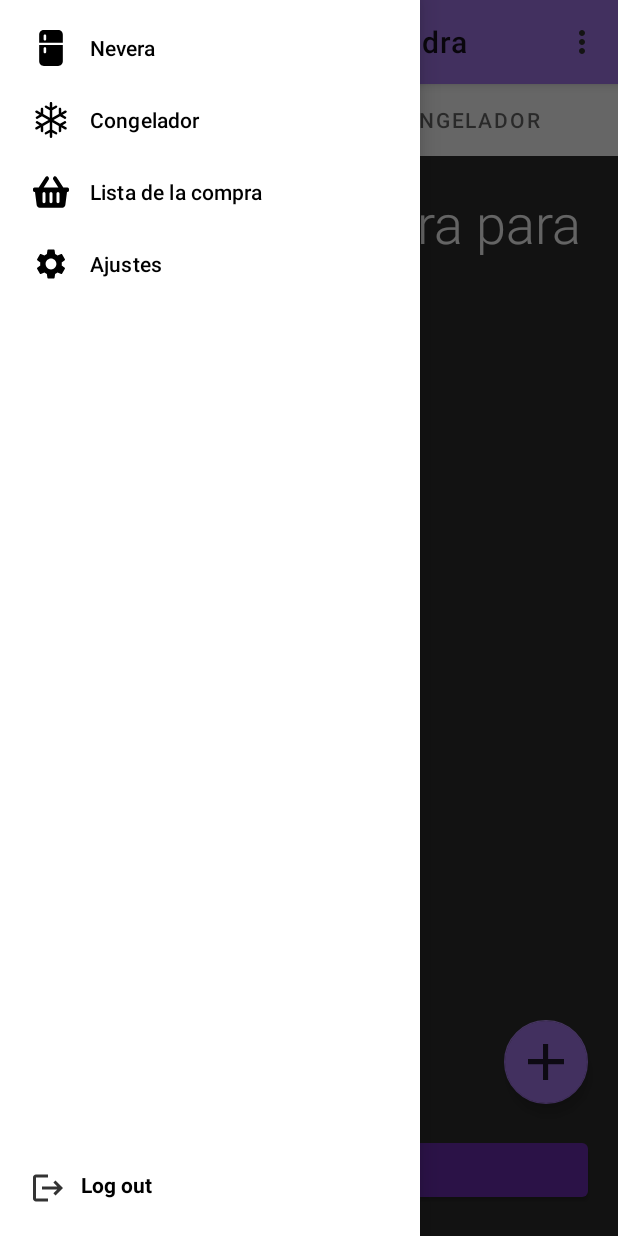
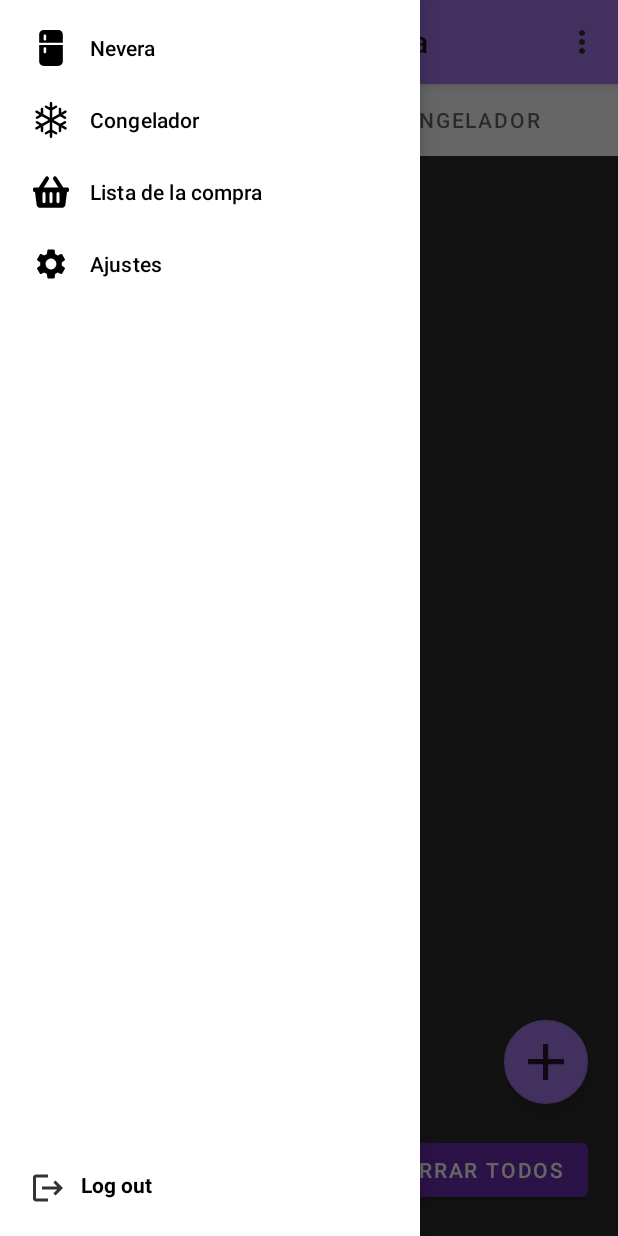
Before and after one commit to AndreaMendez09/TFG_Gestion_Alimentaria_Del_Hogar, an Android app: the ListaNevera_Fragment screen opened directly, with no data from a screen before it, with the side drawer open, on a phone screen of 412 x 824 dp. Run offline under Robolectric (Android 15) with nearby library versions, the phone set to English and light mode, and no system bars; our stand-ins replace Firebase (no records; nobody signed in at launch, a user with empty details on screens opened directly); 2 statements that could not run were skipped.

Commit message:
Cambiado las vistas de la lista de la compra, implementado query en nevera

```diff
--- a/Android/app/src/main/java/com/example/nevera_andreaalejandra/Activities/TabActivity.java
+++ b/Android/app/src/main/java/com/example/nevera_andreaalejandra/Activities/TabActivity.java
@@ -52,6 +52,7 @@ public class TabActivity extends AppCompatActivity {
 
         //Ponemos el toolbar
         setToolbar();
+        getSupportActionBar().setTitle("Mis listas de la compra");
 
         //Relacionamos con el xml
         drawerLayout = (DrawerLayout) findViewById(R.id.drawer_layout);
--- a/Android/app/src/main/java/com/example/nevera_andreaalejandra/Fragments/Listas/ListaNevera_Fragment.java
+++ b/Android/app/src/main/java/com/example/nevera_andreaalejandra/Fragments/Listas/ListaNevera_Fragment.java
@@ -43,6 +43,7 @@ public class ListaNevera_Fragment extends Fragment {
     //Creamos los campos necesarios para vincularlos con el xml
     private FloatingActionButton add;
     private Button comprar;
+    private Button borrar;
 
     //Creamos nuestra lista para guardar los productos
     private List<ProductoModelo> lista_productos;
@@ -99,6 +100,8 @@ public class ListaNevera_Fragment extends Fragment {
         add = view.findViewById(R.id.FABAddList);
         comprar = (Button) view.findViewById(R.id.boton_comprar);
         recyclerView = (RecyclerView) view.findViewById(R.id.item_list_nevera);
+        borrar = (Button) view.findViewById(R.id.boton_borrar);
+
         mLayoutManager = new LinearLayoutManager(getContext());
 
         leerProductos();
--- a/Android/app/src/main/res/layout/fragment_lista_congelador_.xml
+++ b/Android/app/src/main/res/layout/fragment_lista_congelador_.xml
@@ -25,7 +25,7 @@
         app:layout_constraintEnd_toEndOf="parent" />
 
 
-    <TextView
+    <!--<TextView
         android:id="@+id/textView"
         android:layout_width="match_parent"
         android:layout_height="wrap_content"
@@ -35,7 +35,7 @@
         android:fontFamily="sans-serif-light"
         android:textSize="36sp"
         app:layout_constraintStart_toStartOf="parent"
-        app:layout_constraintTop_toTopOf="parent" />
+        app:layout_constraintTop_toTopOf="parent" />-->
 
     <androidx.recyclerview.widget.RecyclerView
         android:id="@+id/item_list_congelador"
@@ -44,7 +44,7 @@
         android:layout_margin="20dp"
         android:scrollbars="vertical"
         app:layout_constraintBottom_toTopOf="@+id/boton_comprar"
-        app:layout_constraintTop_toBottomOf="@+id/textView"
+        app:layout_constraintTop_toTopOf="parent"
         tools:layout_editor_absoluteX="20dp" />
 
 
--- a/Android/app/src/main/res/layout/fragment_lista_nevera_.xml
+++ b/Android/app/src/main/res/layout/fragment_lista_nevera_.xml
@@ -19,7 +19,7 @@
         app:layout_constraintEnd_toEndOf="parent" />
 
 
-    <TextView
+    <!--<TextView
         android:id="@+id/textView"
         android:layout_width="match_parent"
         android:layout_height="wrap_content"
@@ -29,7 +29,7 @@
         android:fontFamily="sans-serif-light"
         android:textSize="36sp"
         app:layout_constraintStart_toStartOf="parent"
-        app:layout_constraintTop_toTopOf="parent" />
+        app:layout_constraintTop_toTopOf="parent" />-->
 
     <androidx.recyclerview.widget.RecyclerView
         android:id="@+id/item_list_nevera"
@@ -38,17 +38,29 @@
         android:layout_margin="20dp"
         android:scrollbars="vertical"
         app:layout_constraintBottom_toTopOf="@+id/boton_comprar"
-        app:layout_constraintTop_toBottomOf="@+id/textView"
+        app:layout_constraintTop_toTopOf="parent"
         tools:layout_editor_absoluteX="20dp" />
 
 
     <Button
         android:id="@+id/boton_comprar"
-        android:layout_width="match_parent"
+        android:layout_width="0dp"
         android:layout_height="wrap_content"
         android:layout_gravity="bottom|center"
+        android:layout_margin="20dp"
         android:text="Comprar"
+        app:layout_constraintBottom_toBottomOf="parent"
+        app:layout_constraintEnd_toStartOf="@+id/boton_borrar"
+        app:layout_constraintStart_toStartOf="parent" />
+
+    <Button
+        android:id="@+id/boton_borrar"
+        android:layout_width="0dp"
+        android:layout_height="wrap_content"
+        android:layout_gravity="bottom|center"
         android:layout_margin="20dp"
-        app:layout_constraintBottom_toBottomOf="parent" />
+        android:text="Borrar todos"
+        app:layout_constraintBottom_toBottomOf="parent"
+        app:layout_constraintEnd_toEndOf="parent" />
 
 </androidx.constraintlayout.widget.ConstraintLayout>
--- a/Android/app/src/main/res/layout/fragment_register.xml
+++ b/Android/app/src/main/res/layout/fragment_register.xml
@@ -36,7 +36,8 @@
         android:layout_margin="30dp"
         app:layout_constraintBottom_toTopOf="@+id/buttonRegister"
         app:layout_constraintTop_toBottomOf="@+id/texto_register"
-        tools:layout_editor_absoluteX="50dp">
+        tools:layout_editor_absoluteX="50dp"
+        android:scrollbars="vertical">
 
         <LinearLayout
             android:id="@+id/caja_nombre"
```
Also changed, not shown: Android/app/src/main/java/com/example/nevera_andreaalejandra/Fragments/Nevera_Fragment.java (+15 -45 lines).
